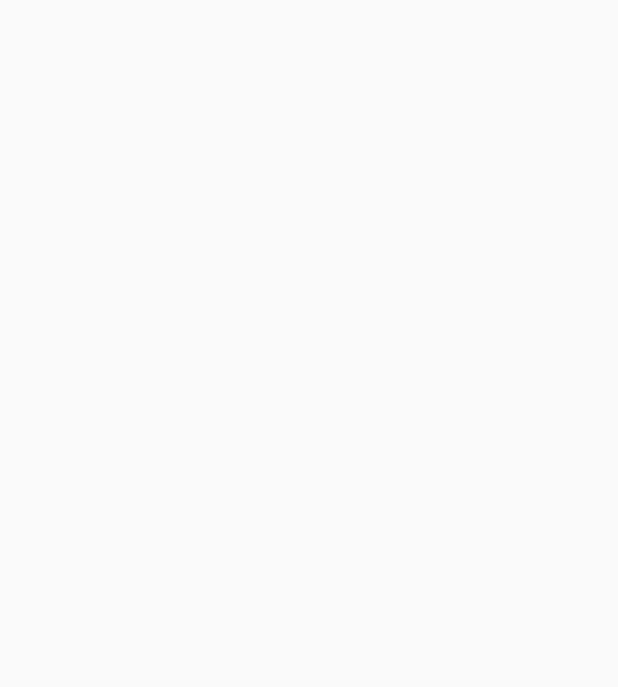
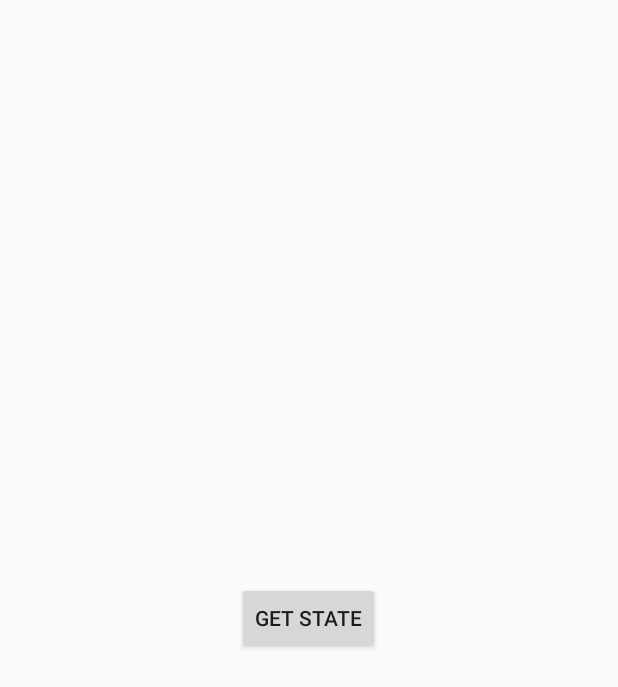
Before and after one commit to mixonko/HomeWork, an Android app: the Dz5Activity screen opened directly, with no data from a screen before it, on a phone screen of 412 x 824 dp. Before the commit the part shown is empty. Shown: the top 687 px of the screen. Run offline under Robolectric (Android 15) with nearby library versions, the phone set to English and light mode, and no system bars; 1 statement that could not run was skipped.

Commit message:
dz5 сделано

```diff
--- a/app/src/main/java/dz5/Dz5Activity.java
+++ b/app/src/main/java/dz5/Dz5Activity.java
@@ -7,10 +7,13 @@ import android.content.Context;
 import android.content.Intent;
 import android.content.IntentFilter;
 import android.content.ServiceConnection;
+import android.os.Binder;
 import android.os.Bundle;
 import android.os.IBinder;
 import android.support.annotation.Nullable;
 import android.support.v4.content.LocalBroadcastManager;
+import android.view.View;
+import android.widget.Button;
 import android.widget.ImageView;
 
 import test.com.homework.R;
@@ -19,7 +22,9 @@ public class Dz5Activity extends Activity {
     private Intent intentService;
     private ServiceConnection serviceConnection;
     private ImageView imageView;
+    private Button button;
     private Boolean wifi;
+    private Boolean bound;
     private BroadcastReceiver localBroadcastManager;
     private MyWifiService myService;
 
@@ -28,6 +33,17 @@ public class Dz5Activity extends Activity {
         super.onCreate(savedInstanceState);
         setContentView(R.layout.dz5);
         imageView = (ImageView) findViewById(R.id.wifi);
+        button = (Button) findViewById(R.id.button);
+
+        button.setOnClickListener(new View.OnClickListener() {
+            @Override
+            public void onClick(View view) {
+                if (bound) {
+                    myService.getWifiState();
+                }
+            }
+
+        });
 
     }
 
@@ -42,8 +58,9 @@ public class Dz5Activity extends Activity {
     @Override
     protected void onStop() {
         super.onStop();
+        LocalBroadcastManager.getInstance(this).unregisterReceiver(localBroadcastManager);
         unbindService(serviceConnection);
-        LocalBroadcastManager.getInstance(this).unregisterReceiver(localBroadcastManager);
+
     }
 
     private void onBindService() {
@@ -51,16 +68,22 @@ public class Dz5Activity extends Activity {
         serviceConnection = new ServiceConnection() {
             @Override
             public void onServiceConnected(ComponentName componentName, IBinder iBinder) {
+                myService = ((MyWifiService.MyBinder) iBinder).getService();
+                bound = true;
+
             }
 
             @Override
             public void onServiceDisconnected(ComponentName componentName) {
+                bound = false;
+
             }
+
         };
 
         bindService(intentService, serviceConnection, BIND_AUTO_CREATE);
+
     }
-
 
     private void registerLocalReceiver() {
         IntentFilter filter = new IntentFilter(MyWifiService.MY_ACTION);
@@ -70,7 +93,7 @@ public class Dz5Activity extends Activity {
             public void onReceive(Context context, Intent intent) {
                 if (intent != null) {
 
-                    boolean wifi = intent.getBooleanExtra(MyWifiService.EXTRA_KEY, false);
+                    wifi = intent.getBooleanExtra(MyWifiService.EXTRA_KEY, false);
                     if (wifi == true) {
                         imageView.setImageResource(R.drawable.wifi_is_on);
                     } else {
@@ -80,8 +103,8 @@ public class Dz5Activity extends Activity {
                 }
             }
         };
+
         LocalBroadcastManager.getInstance(this).registerReceiver(localBroadcastManager, filter);
     }
 
-
 }
--- a/app/src/main/res/layout/dz5.xml
+++ b/app/src/main/res/layout/dz5.xml
@@ -1,9 +1,16 @@
 <?xml version="1.0" encoding="utf-8"?>
 <LinearLayout xmlns:android="http://schemas.android.com/apk/res/android"
-    android:layout_width="match_parent"
-    android:layout_height="match_parent"
+    android:layout_width="wrap_content"
+    android:layout_height="wrap_content"
     android:orientation="vertical"
-    android:gravity="center">
+    android:layout_gravity="center" >
+
+    <Button
+        android:id="@+id/button"
+        android:layout_width="wrap_content"
+        android:layout_height="wrap_content"
+        android:layout_gravity="top"
+        android:text="@string/get_state"/>
 
     <ImageView
         android:id="@+id/wifi"
--- a/app/src/main/res/values/strings.xml
+++ b/app/src/main/res/values/strings.xml
@@ -17,4 +17,5 @@
     <string name="dz4_textBytton_clock">Часы</string>
     <string name="dz4_textButton_diagram">Диаграмма</string>
     <string name="dz5_text_dz5">dz5</string>
+    <string name="get_state">Get state</string>
 </resources>
```
Also changed, not shown: app/src/main/java/dz5/MyWifiService.java (+16 -4 lines).
